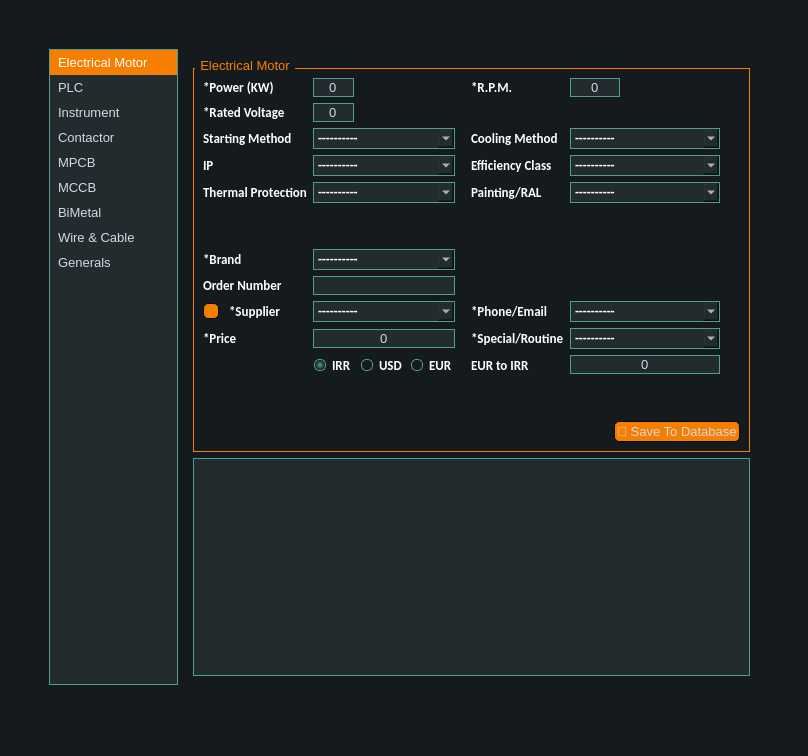
Qt form ui/data_entry.ui (AliTavakoliNiya/GriinPower) before a commit.
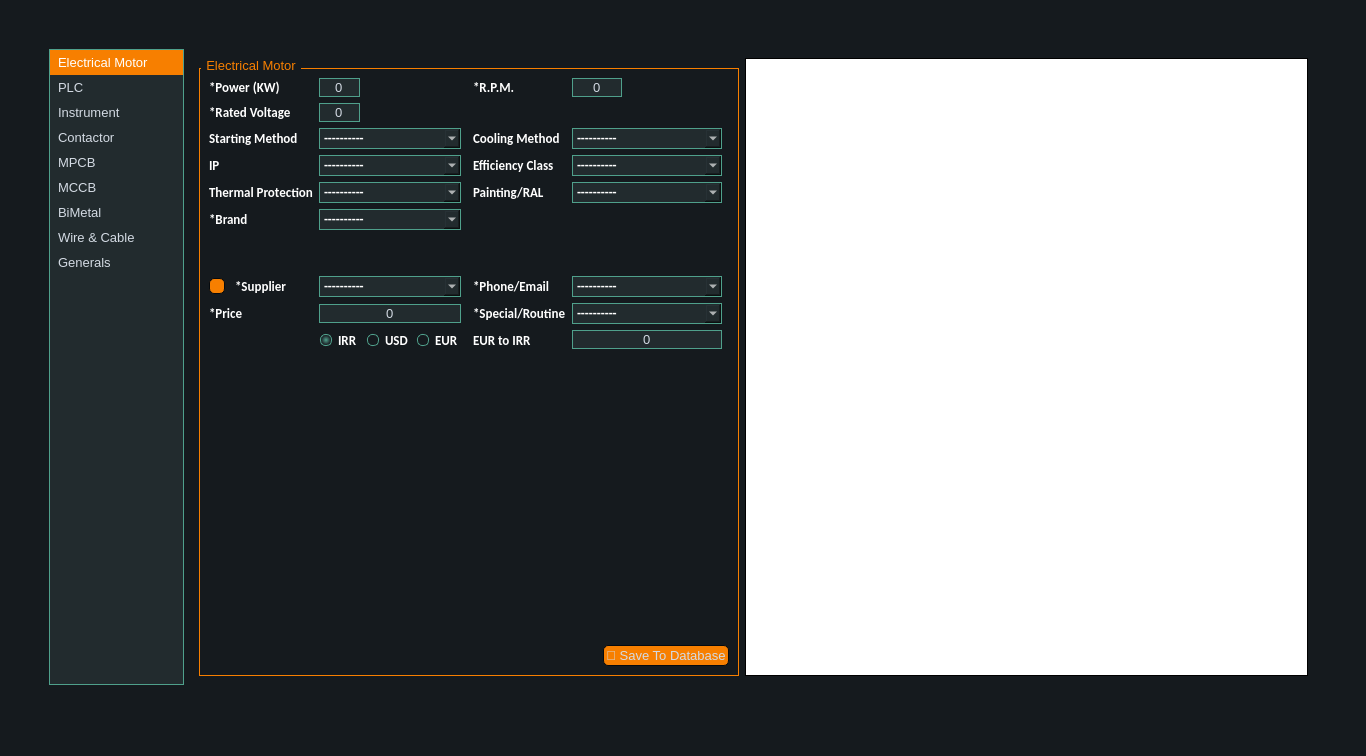
The same form after that commit. Icons and pictures are not drawn.

Commit message: motor entry modified

```diff
--- a/ui/data_entry.ui
+++ b/ui/data_entry.ui
@@ -6,7 +6,7 @@
    <rect>
     <x>0</x>
     <y>0</y>
-    <width>808</width>
+    <width>1366</width>
     <height>756</height>
    </rect>
   </property>
@@ -955,14 +955,17 @@
       </property>
       <widget class="QWidget" name="electrica_motor">
        <layout class="QGridLayout" name="gridLayout">
-        <item row="1" column="0">
-         <widget class="QListWidget" name="motor_list"/>
-        </item>
         <item row="0" column="0">
          <widget class="QGroupBox" name="motor_gp_box">
+          <property name="minimumSize">
+           <size>
+            <width>540</width>
+            <height>600</height>
+           </size>
+          </property>
           <property name="maximumSize">
            <size>
-            <width>16777215</width>
+            <width>540</width>
             <height>16777215</height>
            </size>
           </property>
@@ -970,14 +973,14 @@
            <string>Electrical Motor</string>
           </property>
           <layout class="QGridLayout" name="gridLayout_5">
-           <item row="20" column="6">
+           <item row="19" column="6">
             <widget class="QLabel" name="label_65">
              <property name="text">
               <string>*Special/Routine</string>
              </property>
             </widget>
            </item>
-           <item row="17" column="7">
+           <item row="16" column="7">
             <widget class="QComboBox" name="motor_phone_email">
              <property name="minimumSize">
               <size>
@@ -1016,6 +1019,23 @@
              </item>
             </widget>
            </item>
+           <item row="16" column="0">
+            <widget class="QPushButton" name="motor_add_supplier_btn">
+             <property name="maximumSize">
+              <size>
+               <width>16</width>
+               <height>16</height>
+              </size>
+             </property>
+             <property name="text">
+              <string/>
+             </property>
+             <property name="icon">
+              <iconset>
+               <normaloff>../assets/plus.png</normaloff>../assets/plus.png</iconset>
+             </property>
+            </widget>
+           </item>
            <item row="4" column="0" colspan="2">
             <widget class="QLabel" name="label_13">
              <property name="text">
@@ -1023,23 +1043,6 @@
              </property>
             </widget>
            </item>
-           <item row="17" column="0">
-            <widget class="QPushButton" name="motor_add_vendor_btn">
-             <property name="maximumSize">
-              <size>
-               <width>16</width>
-               <height>16</height>
-              </size>
-             </property>
-             <property name="text">
-              <string/>
-             </property>
-             <property name="icon">
-              <iconset>
-               <normaloff>../assets/plus.png</normaloff>../assets/plus.png</iconset>
-             </property>
-            </widget>
-           </item>
            <item row="6" column="6">
             <widget class="QLabel" name="label_22">
              <property name="text">
@@ -1047,36 +1050,36 @@
              </property>
             </widget>
            </item>
-           <item row="1" column="2">
-            <widget class="QSpinBox" name="motor_power">
-             <property name="maximumSize">
-              <size>
-               <width>50</width>
-               <height>16777215</height>
-              </size>
-             </property>
-             <property name="alignment">
-              <set>Qt::AlignCenter</set>
-             </property>
-             <property name="buttonSymbols">
-              <enum>QAbstractSpinBox::NoButtons</enum>
-             </property>
-             <property name="maximum">
-              <number>999</number>
-             </property>
-            </widget>
-           </item>
-           <item row="17" column="6">
+           <item row="16" column="6">
             <widget class="QLabel" name="label_64">
              <property name="text">
               <string>*Phone/Email</string>
              </property>
             </widget>
            </item>
-           <item row="6" column="0" colspan="2">
-            <widget class="QLabel" name="label_21">
+           <item row="1" column="2">
+            <widget class="QSpinBox" name="motor_power">
+             <property name="maximumSize">
+              <size>
+               <width>50</width>
+               <height>16777215</height>
+              </size>
+             </property>
+             <property name="alignment">
+              <set>Qt::AlignCenter</set>
+             </property>
+             <property name="buttonSymbols">
+              <enum>QAbstractSpinBox::NoButtons</enum>
+             </property>
+             <property name="maximum">
+              <number>999</number>
+             </property>
+            </widget>
+           </item>
+           <item row="19" column="0" colspan="2">
+            <widget class="QLabel" name="label_6">
              <property name="text">
-              <string>IP</string>
+              <string>*Price</string>
              </property>
             </widget>
            </item>
@@ -1087,14 +1090,7 @@
              </property>
             </widget>
            </item>
-           <item row="20" column="0" colspan="2">
-            <widget class="QLabel" name="label_6">
-             <property name="text">
-              <string>*Price</string>
-             </property>
-            </widget>
-           </item>
-           <item row="24" column="0">
+           <item row="23" column="0">
             <spacer name="verticalSpacer_4">
              <property name="orientation">
               <enum>Qt::Vertical</enum>
@@ -1107,35 +1103,18 @@
              </property>
             </spacer>
            </item>
-           <item row="8" column="7">
-            <widget class="QComboBox" name="motor_paiting_ral">
-             <property name="minimumSize">
-              <size>
-               <width>150</width>
-               <height>0</height>
-              </size>
+           <item row="6" column="0" colspan="2">
+            <widget class="QLabel" name="label_21">
+             <property name="text">
+              <string>IP</string>
              </property>
-             <property name="maximumSize">
-              <size>
-               <width>150</width>
-               <height>16777215</height>
-              </size>
+            </widget>
+           </item>
+           <item row="16" column="1">
+            <widget class="QLabel" name="label_10">
+             <property name="text">
+              <string>*Supplier</string>
              </property>
-             <item>
-              <property name="text">
-               <string>----------</string>
-              </property>
-             </item>
-             <item>
-              <property name="text">
-               <string>7032</string>
-              </property>
-             </item>
-             <item>
-              <property name="text">
-               <string>7030</string>
-              </property>
-             </item>
             </widget>
            </item>
            <item row="4" column="7">
@@ -1174,11 +1153,35 @@
              </item>
             </widget>
            </item>
-           <item row="17" column="1">
-            <widget class="QLabel" name="label_10">
-             <property name="text">
-              <string>*Supplier</string>
+           <item row="8" column="7">
+            <widget class="QComboBox" name="motor_paiting_ral">
+             <property name="minimumSize">
+              <size>
+               <width>150</width>
+               <height>0</height>
+              </size>
              </property>
+             <property name="maximumSize">
+              <size>
+               <width>150</width>
+               <height>16777215</height>
+              </size>
+             </property>
+             <item>
+              <property name="text">
+               <string>----------</string>
+              </property>
+             </item>
+             <item>
+              <property name="text">
+               <string>7032</string>
+              </property>
+             </item>
+             <item>
+              <property name="text">
+               <string>7030</string>
+              </property>
+             </item>
             </widget>
            </item>
            <item row="3" column="0" colspan="2">
@@ -1188,13 +1191,6 @@
              </property>
             </widget>
            </item>
-           <item row="8" column="6">
-            <widget class="QLabel" name="label_24">
-             <property name="text">
-              <string>Painting/RAL</string>
-             </property>
-            </widget>
-           </item>
            <item row="1" column="6">
             <widget class="QLabel" name="label_12">
              <property name="text">
@@ -1202,29 +1198,10 @@
              </property>
             </widget>
            </item>
-           <item row="1" column="7">
-            <widget class="QSpinBox" name="motor_rpm">
-             <property name="maximumSize">
-              <size>
-               <width>50</width>
-               <height>16777215</height>
-              </size>
-             </property>
-             <property name="alignment">
-              <set>Qt::AlignCenter</set>
-             </property>
-             <property name="buttonSymbols">
-              <enum>QAbstractSpinBox::NoButtons</enum>
-             </property>
-             <property name="maximum">
-              <number>9999</number>
-             </property>
-            </widget>
-           </item>
-           <item row="14" column="0" colspan="2">
-            <widget class="QLabel" name="label_11">
+           <item row="8" column="6">
+            <widget class="QLabel" name="label_24">
              <property name="text">
-              <string>*Brand</string>
+              <string>Painting/RAL</string>
              </property>
             </widget>
            </item>
@@ -1235,7 +1212,26 @@
              </property>
             </widget>
            </item>
-           <item row="25" column="0" colspan="10" alignment="Qt::AlignRight">
+           <item row="1" column="7">
+            <widget class="QSpinBox" name="motor_rpm">
+             <property name="maximumSize">
+              <size>
+               <width>50</width>
+               <height>16777215</height>
+              </size>
+             </property>
+             <property name="alignment">
+              <set>Qt::AlignCenter</set>
+             </property>
+             <property name="buttonSymbols">
+              <enum>QAbstractSpinBox::NoButtons</enum>
+             </property>
+             <property name="maximum">
+              <number>9999</number>
+             </property>
+            </widget>
+           </item>
+           <item row="24" column="0" colspan="10" alignment="Qt::AlignRight">
             <widget class="QPushButton" name="motor_save_btn">
              <property name="maximumSize">
               <size>
@@ -1296,46 +1292,7 @@
              </property>
             </widget>
            </item>
-           <item row="20" column="7">
-            <widget class="QComboBox" name="motor_special_routine">
-             <property name="minimumSize">
-              <size>
-               <width>150</width>
-               <height>0</height>
-              </size>
-             </property>
-             <property name="maximumSize">
-              <size>
-               <width>150</width>
-               <height>16777215</height>
-              </size>
-             </property>
-             <property name="font">
-              <font>
-               <family>Calibri</family>
-               <pointsize>10</pointsize>
-               <weight>75</weight>
-               <bold>true</bold>
-              </font>
-             </property>
-             <item>
-              <property name="text">
-               <string>----------</string>
-              </property>
-             </item>
-             <item>
-              <property name="text">
-               <string>Special</string>
-              </property>
-             </item>
-             <item>
-              <property name="text">
-               <string>Routine</string>
-              </property>
-             </item>
-            </widget>
-           </item>
-           <item row="21" column="2">
+           <item row="20" column="2">
             <widget class="QRadioButton" name="motor_irr">
              <property name="text">
               <string>IRR</string>
@@ -1348,7 +1305,46 @@
              </attribute>
             </widget>
            </item>
-           <item row="21" column="3">
+           <item row="19" column="7">
+            <widget class="QComboBox" name="motor_special_routine">
+             <property name="minimumSize">
+              <size>
+               <width>150</width>
+               <height>0</height>
+              </size>
+             </property>
+             <property name="maximumSize">
+              <size>
+               <width>150</width>
+               <height>16777215</height>
+              </size>
+             </property>
+             <property name="font">
+              <font>
+               <family>Calibri</family>
+               <pointsize>10</pointsize>
+               <weight>75</weight>
+               <bold>true</bold>
+              </font>
+             </property>
+             <item>
+              <property name="text">
+               <string>----------</string>
+              </property>
+             </item>
+             <item>
+              <property name="text">
+               <string>Special</string>
+              </property>
+             </item>
+             <item>
+              <property name="text">
+               <string>Routine</string>
+              </property>
+             </item>
+            </widget>
+           </item>
+           <item row="20" column="3">
             <widget class="QRadioButton" name="motor_usd">
              <property name="text">
               <string>USD</string>
@@ -1358,6 +1354,16 @@
              </attribute>
             </widget>
            </item>
+           <item row="20" column="4">
+            <widget class="QRadioButton" name="motor_eur">
+             <property name="text">
+              <string>EUR</string>
+             </property>
+             <attribute name="buttonGroup">
+              <string notr="true">motor_currency</string>
+             </attribute>
+            </widget>
+           </item>
            <item row="13" column="2">
             <spacer name="verticalSpacer_11">
              <property name="orientation">
@@ -1374,23 +1380,6 @@
              </property>
             </spacer>
            </item>
-           <item row="15" column="0" colspan="2">
-            <widget class="QLabel" name="label_4">
-             <property name="text">
-              <string>Order Number</string>
-             </property>
-            </widget>
-           </item>
-           <item row="21" column="4">
-            <widget class="QRadioButton" name="motor_eur">
-             <property name="text">
-              <string>EUR</string>
-             </property>
-             <attribute name="buttonGroup">
-              <string notr="true">motor_currency</string>
-             </attribute>
-            </widget>
-           </item>
            <item row="3" column="2">
             <widget class="QSpinBox" name="motor_voltage">
              <property name="maximumSize">
@@ -1410,7 +1399,7 @@
              </property>
             </widget>
            </item>
-           <item row="17" column="2" colspan="3">
+           <item row="16" column="2" colspan="3">
             <widget class="QComboBox" name="motor_supplier">
              <property name="minimumSize">
               <size>
@@ -1479,94 +1468,6 @@
              </item>
             </widget>
            </item>
-           <item row="15" column="2" colspan="3">
-            <widget class="QLineEdit" name="motor_order_number">
-             <property name="minimumSize">
-              <size>
-               <width>0</width>
-               <height>0</height>
-              </size>
-             </property>
-             <property name="maximumSize">
-              <size>
-               <width>16777215</width>
-               <height>16777215</height>
-              </size>
-             </property>
-             <property name="alignment">
-              <set>Qt::AlignCenter</set>
-             </property>
-            </widget>
-           </item>
-           <item row="14" column="2" colspan="3">
-            <widget class="QComboBox" name="motor_brand">
-             <property name="minimumSize">
-              <size>
-               <width>0</width>
-               <height>0</height>
-              </size>
-             </property>
-             <property name="maximumSize">
-              <size>
-               <width>16777215</width>
-               <height>16777215</height>
-              </size>
-             </property>
-             <property name="font">
-              <font>
-               <family>Calibri</family>
-               <pointsize>10</pointsize>
-               <weight>75</weight>
-               <bold>true</bold>
-              </font>
-             </property>
-             <item>
-              <property name="text">
-               <string>----------</string>
-              </property>
-             </item>
-             <item>
-              <property name="text">
-               <string>Jemco</string>
-              </property>
-             </item>
-             <item>
-              <property name="text">
-               <string>Roshd Sanaat</string>
-              </property>
-             </item>
-             <item>
-              <property name="text">
-               <string>Motogen</string>
-              </property>
-             </item>
-             <item>
-              <property name="text">
-               <string>Electrogen</string>
-              </property>
-             </item>
-             <item>
-              <property name="text">
-               <string>Siemens</string>
-              </property>
-             </item>
-             <item>
-              <property name="text">
-               <string>ABB</string>
-              </property>
-             </item>
-             <item>
-              <property name="text">
-               <string>VEM</string>
-              </property>
-             </item>
-             <item>
-              <property name="text">
-               <string>Helmeck</string>
-              </property>
-             </item>
-            </widget>
-           </item>
            <item row="8" column="2" colspan="3">
             <widget class="QComboBox" name="motor_thermal_protection">
              <property name="minimumSize">
@@ -1678,7 +1579,7 @@
              </item>
             </widget>
            </item>
-           <item row="20" column="2" colspan="3">
+           <item row="19" column="2" colspan="3">
             <widget class="QLineEdit" name="motor_price">
              <property name="minimumSize">
               <size>
@@ -1700,38 +1601,124 @@
              </property>
             </widget>
            </item>
-           <item row="21" column="7">
-            <widget class="QLineEdit" name="motor_convert_currency_entry">
-             <property name="minimumSize">
-              <size>
-               <width>150</width>
-               <height>0</height>
-              </size>
-             </property>
-             <property name="maximumSize">
-              <size>
-               <width>150</width>
-               <height>16777215</height>
-              </size>
-             </property>
-             <property name="text">
-              <string>0</string>
-             </property>
-             <property name="alignment">
-              <set>Qt::AlignCenter</set>
-             </property>
-            </widget>
-           </item>
-           <item row="21" column="6">
+           <item row="20" column="6">
             <widget class="QLabel" name="motor_convert_currency_field">
              <property name="text">
               <string>EUR to IRR</string>
              </property>
             </widget>
            </item>
+           <item row="20" column="7">
+            <widget class="QLineEdit" name="motor_convert_currency_entry">
+             <property name="minimumSize">
+              <size>
+               <width>150</width>
+               <height>0</height>
+              </size>
+             </property>
+             <property name="maximumSize">
+              <size>
+               <width>150</width>
+               <height>16777215</height>
+              </size>
+             </property>
+             <property name="text">
+              <string>0</string>
+             </property>
+             <property name="alignment">
+              <set>Qt::AlignCenter</set>
+             </property>
+            </widget>
+           </item>
+           <item row="9" column="2" colspan="3">
+            <widget class="QComboBox" name="motor_brand">
+             <property name="minimumSize">
+              <size>
+               <width>0</width>
+               <height>0</height>
+              </size>
+             </property>
+             <property name="maximumSize">
+              <size>
+               <width>16777215</width>
+               <height>16777215</height>
+              </size>
+             </property>
+             <property name="font">
+              <font>
+               <family>Calibri</family>
+               <pointsize>10</pointsize>
+               <weight>75</weight>
+               <bold>true</bold>
+              </font>
+             </property>
+             <item>
+              <property name="text">
+               <string>----------</string>
+              </property>
+             </item>
+             <item>
+              <property name="text">
+               <string>Jemco</string>
+              </property>
+             </item>
+             <item>
+              <property name="text">
+               <string>Roshd Sanaat</string>
+              </property>
+             </item>
+             <item>
+              <property name="text">
+               <string>Motogen</string>
+              </property>
+             </item>
+             <item>
+              <property name="text">
+               <string>Electrogen</string>
+              </property>
+             </item>
+             <item>
+              <property name="text">
+               <string>Siemens</string>
+              </property>
+             </item>
+             <item>
+              <property name="text">
+               <string>ABB</string>
+              </property>
+             </item>
+             <item>
+              <property name="text">
+               <string>VEM</string>
+              </property>
+             </item>
+             <item>
+              <property name="text">
+               <string>Helmeck</string>
+              </property>
+             </item>
+            </widget>
+           </item>
+           <item row="9" column="0" colspan="2">
+            <widget class="QLabel" name="label_11">
+             <property name="text">
+              <string>*Brand</string>
+             </property>
+            </widget>
+           </item>
           </layout>
          </widget>
         </item>
+        <item row="0" column="1">
+         <widget class="QTableWidget" name="motor_list">
+          <property name="minimumSize">
+           <size>
+            <width>540</width>
+            <height>600</height>
+           </size>
+          </property>
+         </widget>
+        </item>
        </layout>
       </widget>
       <widget class="QWidget" name="plc">
@@ -3109,7 +3096,7 @@
       <property name="minimumSize">
        <size>
         <width>120</width>
-        <height>0</height>
+        <height>600</height>
        </size>
       </property>
       <property name="maximumSize">
```
Left out of the diff: 10 changed lines with no effect on the pictures. The commit also changes 56 other files.
